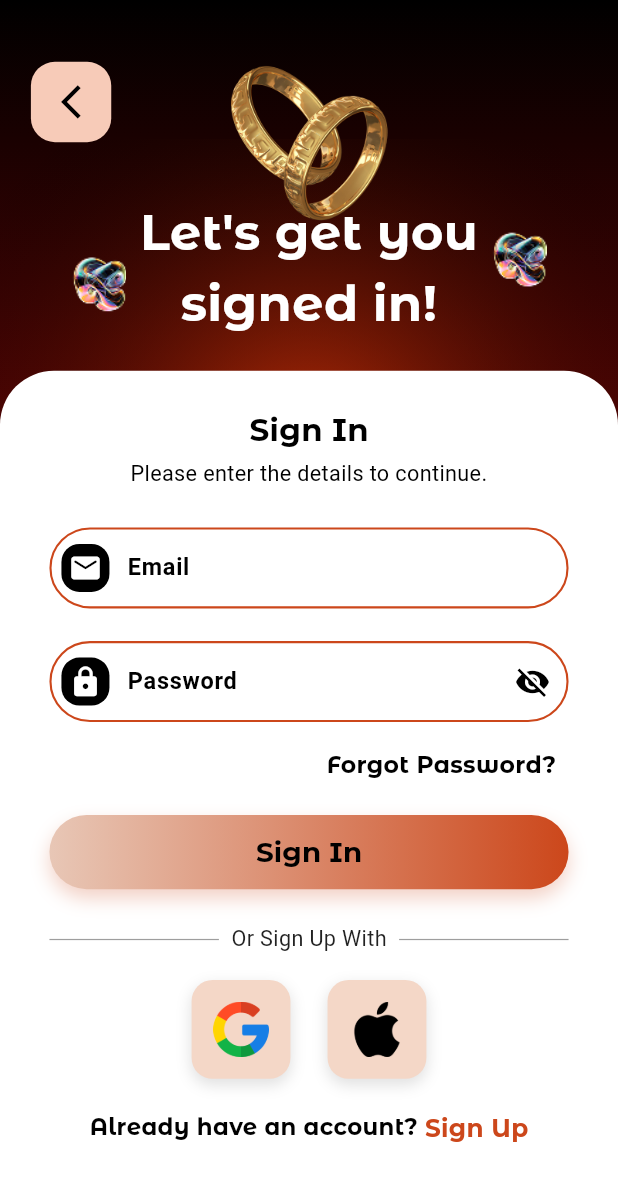
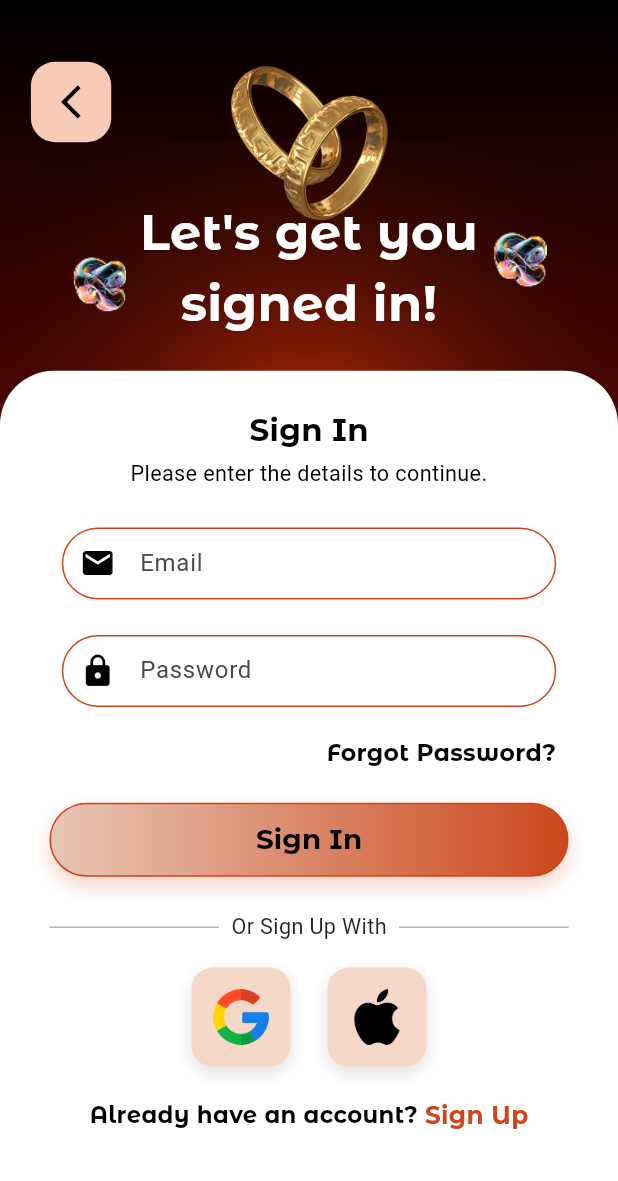
Before and after one commit to Alvin11David/Events-Uganda, a Flutter app: the SignInScreen screen opened directly, on a phone screen of 412 x 824 dp. Shown: the top 1181 px of the screen. Run offline on Flutter 3.47's test engine with Material 3 defaults, Android fonts, the phone set to English and light mode, and no system bars; our stand-ins replace firebase_auth, firebase_core, google_sign_in; accounts and stored records are empty; Roboto replaces fonts that are missing (Abril Fatface, Epunda Slab).

```diff
--- a/events_uganda/lib/Auth/Auth_Screen.dart
+++ b/events_uganda/lib/Auth/Auth_Screen.dart
@@ -1,4 +1,5 @@
 import 'dart:ui';
+import 'package:events_uganda/Auth/Sign_In_Screen.dart';
 import 'package:firebase_auth/firebase_auth.dart';
 import 'package:flutter/material.dart';
 import 'package:google_sign_in/google_sign_in.dart';
@@ -16,8 +17,7 @@ class _AuthScreenState extends State<AuthScreen>
     try {
       final GoogleSignIn googleSignIn = GoogleSignIn();
 
-    final GoogleSignInAccount? googleUser =
-        await googleSignIn.signIn();
+      final GoogleSignInAccount? googleUser = await googleSignIn.signIn();
 
       if (googleUser == null) return;
 
@@ -34,7 +34,6 @@ class _AuthScreenState extends State<AuthScreen>
       debugPrint('Google Sign-In error: $e');
     }
   }
-
 
   @override
   Widget build(BuildContext context) {
@@ -242,13 +241,23 @@ class _AuthScreenState extends State<AuthScreen>
                         SizedBox(
                           height: screenHeight * 0.03,
                         ), // Space between rectangles
-                        ClipRRect(
+                        GestureDetector(
+                          onTap: () {
+                            Navigator.push(
+                              context,
+                              MaterialPageRoute(
+                                builder: (context) => SignInScreen(),
+                              ),
+                            );
+                          },
+                          child: ClipRRect(
                             borderRadius: BorderRadius.circular(30),
                             child: BackdropFilter(
                               filter: ImageFilter.blur(sigmaX: 18, sigmaY: 18),
                               child: Container(
                                 width:
-                                  screenWidth * 0.85, // Adjust width as needed
+                                    screenWidth *
+                                    0.85, // Adjust width as needed
                                 height:
                                     screenHeight *
                                     0.07, // Adjust height as needed
@@ -283,6 +292,7 @@ class _AuthScreenState extends State<AuthScreen>
                               ),
                             ),
                           ),
+                        ),
                       ],
                     ),
                   ),
--- a/events_uganda/lib/Auth/Sign_In_Screen.dart
+++ b/events_uganda/lib/Auth/Sign_In_Screen.dart
@@ -1,3 +1,4 @@
+import 'package:events_uganda/Auth/Sign_Up_Screen.dart';
 import 'package:flutter/material.dart';
 
 class SignInScreen extends StatefulWidget {
@@ -12,6 +13,9 @@ class _SignInScreenState extends State<SignInScreen> {
   final TextEditingController _passwordController = TextEditingController();
   final FocusNode _emailFocus = FocusNode();
   final FocusNode _passwordFocus = FocusNode();
+  final FocusNode _contactFocus = FocusNode();
+
+  final bool obscureText = true;
 
   @override
   void dispose() {
@@ -55,7 +59,7 @@ class _SignInScreenState extends State<SignInScreen> {
                   gradient: RadialGradient(
                     colors: [
                       const Color.fromARGB(255, 243, 67, 8).withOpacity(0.65),
-                      Colors.transparent
+                      Colors.transparent,
                     ],
                     radius: 0.65,
                   ),
@@ -107,8 +111,11 @@ class _SignInScreenState extends State<SignInScreen> {
                 borderRadius: BorderRadius.circular(16),
               ),
               child: IconButton(
-                icon: Icon(Icons.arrow_back_ios_new,
-                    size: screen.width * 0.065, color: Colors.black),
+                icon: Icon(
+                  Icons.arrow_back_ios_new,
+                  size: screen.width * 0.065,
+                  color: Colors.black,
+                ),
                 onPressed: () => Navigator.of(context).maybePop(),
               ),
             ),
@@ -185,27 +192,24 @@ class _SignInScreenState extends State<SignInScreen> {
                       ),
                     ),
                     SizedBox(height: screen.height * 0.03),
-                    _RoundedField(
+                    _ResponsiveTextField(
                           controller: _emailController,
                           label: 'Email',
                           hint: 'Enter Your Email',
-                      icon: Icons.email_rounded,
+                          icon: Icons.mail,
                           focusNode: _emailFocus,
                           nextFocusNode: _passwordFocus,
                           textInputAction: TextInputAction.next,
-                      accent: accent,
                         ),
                     SizedBox(height: screen.height * 0.022),
-                    _RoundedField(
+                     _ResponsiveTextField(
                           controller: _passwordController,
                           label: 'Password',
                           hint: 'Enter Your Password',
-                      icon: Icons.lock_rounded,
+                          icon: Icons.lock,
                           focusNode: _passwordFocus,
-                      nextFocusNode: _passwordFocus,
-                      textInputAction: TextInputAction.done,
-                      accent: accent,
-                      isPassword: true,
+                          nextFocusNode: _contactFocus,
+                          textInputAction: TextInputAction.next,
                         ),
                     SizedBox(height: screen.height * 0.016),
                     Align(
@@ -231,6 +235,10 @@ class _SignInScreenState extends State<SignInScreen> {
                       child: DecoratedBox(
                         decoration: BoxDecoration(
                           borderRadius: BorderRadius.circular(30),
+                           border: Border.all(
+                              color: const Color(0xFFCB471B),
+                              width: 1,
+                            ),
                           gradient: const LinearGradient(
                             begin: Alignment.centerLeft,
                             end: Alignment.centerRight,
@@ -272,10 +280,12 @@ class _SignInScreenState extends State<SignInScreen> {
                     Row(
                       children: [
                         const Expanded(
-                            child: Divider(color: Colors.grey, thickness: 0.8)),
+                          child: Divider(color: Colors.grey, thickness: 0.8),
+                        ),
                         Padding(
-                          padding:
-                              EdgeInsets.symmetric(horizontal: screen.width * 0.02),
+                          padding: EdgeInsets.symmetric(
+                            horizontal: screen.width * 0.02,
+                          ),
                           child: Text(
                             'Or Sign Up With',
                             style: TextStyle(
@@ -287,7 +297,8 @@ class _SignInScreenState extends State<SignInScreen> {
                           ),
                         ),
                         const Expanded(
-                            child: Divider(color: Colors.grey, thickness: 0.8)),
+                          child: Divider(color: Colors.grey, thickness: 0.8),
+                        ),
                       ],
                     ),
                     SizedBox(height: screen.height * 0.02),
@@ -322,7 +333,12 @@ class _SignInScreenState extends State<SignInScreen> {
                         ),
                         GestureDetector(
                           onTap: () {
-                            // TODO: navigate to sign up
+                            Navigator.push(
+                              context,
+                              MaterialPageRoute(
+                                builder: (context) => SignUpScreen(),
+                              ),
+                            );
                           },
                           child: Text(
                             'Sign Up',
@@ -419,7 +435,11 @@ class _RoundedFieldState extends State<_RoundedField> {
               color: Colors.black,
               borderRadius: BorderRadius.circular(12),
             ),
-            child: Icon(widget.icon, color: Colors.white, size: screen.width * 0.055),
+            child: Icon(
+              widget.icon,
+              color: Colors.white,
+              size: screen.width * 0.055,
+            ),
           ),
           suffixIcon: widget.isPassword
               ? IconButton(
@@ -430,7 +450,10 @@ class _RoundedFieldState extends State<_RoundedField> {
                   onPressed: () => setState(() => _obscure = !_obscure),
                 )
               : null,
-          contentPadding: const EdgeInsets.symmetric(horizontal: 16, vertical: 14),
+          contentPadding: const EdgeInsets.symmetric(
+            horizontal: 16,
+            vertical: 14,
+          ),
           enabledBorder: OutlineInputBorder(
             borderRadius: BorderRadius.circular(28),
             borderSide: BorderSide(color: widget.accent, width: 1.4),
@@ -440,7 +463,8 @@ class _RoundedFieldState extends State<_RoundedField> {
             borderSide: BorderSide(color: widget.accent, width: 2),
           ),
         ),
-        onSubmitted: (_) => FocusScope.of(context).requestFocus(widget.nextFocusNode),
+        onSubmitted: (_) =>
+            FocusScope.of(context).requestFocus(widget.nextFocusNode),
       ),
     );
   }
@@ -451,11 +475,7 @@ class _SocialBtn extends StatelessWidget {
   final Color bg;
   final double size;
 
-  const _SocialBtn({
-    required this.asset,
-    required this.bg,
-    required this.size,
-  });
+  const _SocialBtn({required this.asset, required this.bg, required this.size});
 
   @override
   Widget build(BuildContext context) {
@@ -478,3 +498,69 @@ class _SocialBtn extends StatelessWidget {
     );
   }
 }
+
+class _ResponsiveTextField extends StatelessWidget {
+  final TextEditingController controller;
+  final String label;
+  final String hint;
+  final IconData icon;
+  final FocusNode focusNode;
+  final FocusNode nextFocusNode;
+  final TextInputAction textInputAction;
+  final Color? iconColor;
+  final double? fontSize;
+
+  const _ResponsiveTextField({
+    required this.controller,
+    required this.label,
+    required this.hint,
+    required this.icon,
+    required this.focusNode,
+    required this.nextFocusNode,
+    required this.textInputAction,
+    this.iconColor,
+    this.fontSize,
+  });
+
+  @override
+  Widget build(BuildContext context) {
+    final screenWidth = MediaQuery.of(context).size.width;
+    return SizedBox(
+      width: screenWidth * 0.8,
+      height: screenWidth * 0.13,
+      child: TextField(
+        controller: controller,
+        focusNode: focusNode,
+        textInputAction: textInputAction,
+        style: TextStyle(
+          fontSize: fontSize ?? screenWidth * 0.045,
+          color: Colors.black,
+        ),
+        decoration: InputDecoration(
+          labelText: label,
+          hintText: hint,
+          prefixIcon: Icon(
+            icon,
+            color: iconColor ?? const Color.fromARGB(255, 0, 0, 0),
+          ),
+          contentPadding: EdgeInsets.symmetric(vertical: 6, horizontal: 10),
+          border: OutlineInputBorder(
+            borderRadius: BorderRadius.circular(30),
+            borderSide: BorderSide(color: const Color(0xFFCB471B), width: 1),
+          ),
+          focusedBorder: OutlineInputBorder(
+            borderRadius: BorderRadius.circular(30),
+            borderSide: BorderSide(color: const Color(0xFFCB471B), width: 2),
+          ),
+          enabledBorder: OutlineInputBorder(
+            borderRadius: BorderRadius.circular(30),
+            borderSide: BorderSide(color: const Color(0xFFCB471B), width: 1),
+          ),
+        ),
+        onSubmitted: (_) {
+          FocusScope.of(context).requestFocus(nextFocusNode);
+        },
+      ),
+    );
+  }
+}
--- a/events_uganda/lib/Auth/Sign_Up_Screen.dart
+++ b/events_uganda/lib/Auth/Sign_Up_Screen.dart
@@ -1,5 +1,6 @@
 import 'dart:ui';
 
+import 'package:events_uganda/Auth/Sign_In_Screen.dart';
 import 'package:flutter/material.dart';
 
 class SignUpScreen extends StatefulWidget {
@@ -359,7 +360,12 @@ class _SignUpScreenState extends State<SignUpScreen> {
                             ),
                             GestureDetector(
                               onTap: () {
-                                // Handle sign in tap
+                                Navigator.push(
+                                  context,
+                                  MaterialPageRoute(
+                                    builder: (context) => SignInScreen(),
+                                  ),
+                                );
                               },
                               child: Text(
                                 'Sign In',
@@ -432,17 +438,16 @@ class _ResponsiveTextField extends StatelessWidget {
   final double? fontSize;
 
   const _ResponsiveTextField({
-
     required this.controller,
     required this.label,
     required this.hint,
     required this.icon,
     required this.focusNode,
     required this.nextFocusNode,
-    required this.textInputAction, this.iconColor, this.fontSize,
+    required this.textInputAction,
+    this.iconColor,
+    this.fontSize,
   });
-
-
 
   @override
   Widget build(BuildContext context) {
--- a/events_uganda/lib/Intro/Onboarding_Screen3.dart
+++ b/events_uganda/lib/Intro/Onboarding_Screen3.dart
@@ -256,8 +256,7 @@ class _OnboardingScreen3State extends State<OnboardingScreen3> {
             ),
           ),
           Positioned(
-            // Adjust 'top' to place it below cake1.jpg
-            top: screenHeight * 0.62, // Example value, tweak as needed
+            top: screenHeight * 0.62,
             left: -screenWidth * 0.09,
             child: Image.asset(
               'vectors/onboardingscreen3vect.png',
@@ -267,8 +266,7 @@ class _OnboardingScreen3State extends State<OnboardingScreen3> {
             ),
           ),
           Positioned(
-            // Adjust 'top' to place it below cake1.jpg
-            top: screenHeight * 0.82, // Example value, tweak as needed
+            top: screenHeight * 0.82,
             right: -screenWidth * 0.06,
             child: Image.asset(
               'vectors/onboardingscreen3vect.png',
--- a/events_uganda/lib/Other Screens/Splash_Screen.dart
+++ b/events_uganda/lib/Other Screens/Splash_Screen.dart
@@ -1,5 +1,6 @@
 import 'dart:async';
 import 'package:events_uganda/Auth/Sign_Up_Screen.dart';
+import 'package:events_uganda/Intro/Onboarding_Screen1.dart';
 import 'package:flutter/material.dart';
 import 'dart:math' as math;
 
@@ -78,10 +79,10 @@ class _SplashScreenState extends State<SplashScreen>
     Timer(const Duration(seconds: 5), () {
       Navigator.pushReplacement(
         context,
-        MaterialPageRoute(builder: (context) => const SignUpScreen()),
+        MaterialPageRoute(builder: (context) => const OnboardingScreen1()),
       );
     });
-    int totalSquares = 4 * 9; // 4 columns, 8 squares each
+    int totalSquares = 4 * 9;
     _controllers = List.generate(
       totalSquares,
       (index) => AnimationController(
--- a/events_uganda/lib/main.dart
+++ b/events_uganda/lib/main.dart
@@ -9,9 +9,7 @@ import 'package:flutter/material.dart';
 
 Future<void> main() async {
   WidgetsFlutterBinding.ensureInitialized();
-  await Firebase.initializeApp(
-    options: DefaultFirebaseOptions.currentPlatform,
-  );
+  await Firebase.initializeApp(options: DefaultFirebaseOptions.currentPlatform);
   runApp(const MyApp());
 }
 
@@ -27,7 +25,7 @@ class MyApp extends StatelessWidget {
       theme: ThemeData(
         colorScheme: ColorScheme.fromSeed(seedColor: Colors.deepPurple),
       ),
-      home: AuthScreen(),
+      home: SplashScreen(),
     );
   }
 }
```
Also changed, not shown: 1 other file. Lines whose indentation alone changed are shown as unchanged.
